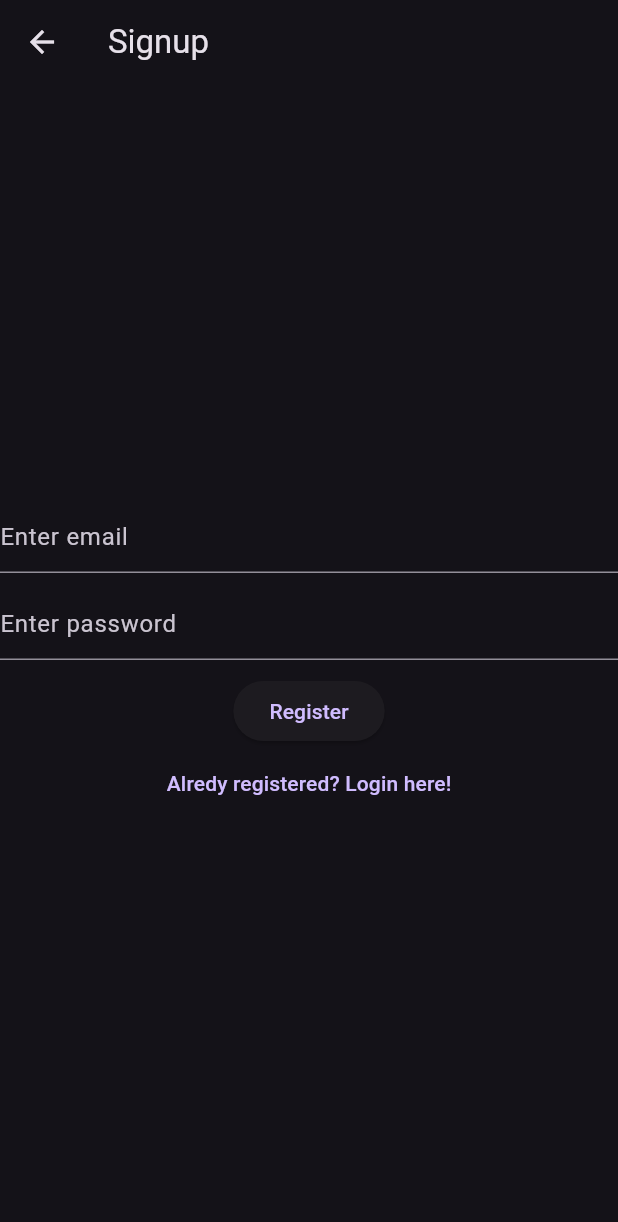
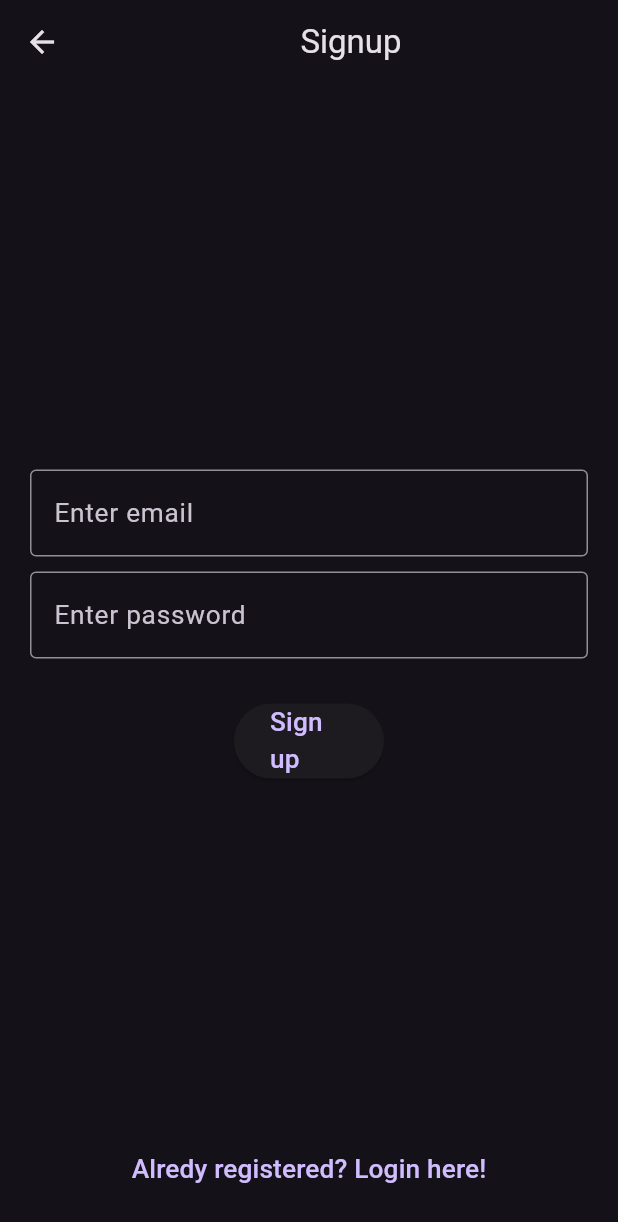
Before and after one commit to mackness33/MultiplayerSnake, a Flutter app: the SignupView screen opened directly, on a phone screen of 412 x 824 dp. Shown: the top 1222 px of the screen. Run offline on Flutter 3.47's test engine with Material 2 defaults, Android fonts, the phone set to English and light mode, and no system bars; our stand-ins replace bloc, equatable, flutter_bloc, flutter_dotenv, socket_io_client, supabase and 1 more; missing offline and left inert: flame, flame_bloc; accounts and stored records are empty; network calls fail.

Commit message:
Fix UI of Login and Signup

```diff
--- a/lib/views/signup_view.dart
+++ b/lib/views/signup_view.dart
@@ -53,8 +53,13 @@ class _SignupViewState extends State<SignupView> {
         }
       },
       child: Scaffold(
-        appBar: AppBar(title: const Text("Signup")),
-        body: Column(
+        appBar: AppBar(title: const Center(child: Text("Signup"))),
+        body: Container(
+          margin: const EdgeInsets.all(20),
+          child: Column(
+            children: [
+              Expanded(
+                child: Column(
                   mainAxisAlignment: MainAxisAlignment.center,
                   crossAxisAlignment: CrossAxisAlignment.center,
                   children: [
@@ -63,32 +68,58 @@ class _SignupViewState extends State<SignupView> {
                       enableSuggestions: false,
                       autocorrect: false,
                       keyboardType: TextInputType.emailAddress,
-                decoration: const InputDecoration(hintText: "Enter email")),
+                      style: const TextStyle(fontSize: 17.5),
+                      decoration: const InputDecoration(
+                        hintText: "Enter email",
+                        border: OutlineInputBorder(),
+                      ),
+                    ),
                     const SizedBox(height: 10),
                     TextField(
                       controller: _password,
                       obscureText: true,
                       enableSuggestions: false,
                       autocorrect: false,
-              decoration: const InputDecoration(hintText: "Enter password"),
+                      style: const TextStyle(fontSize: 17.5),
+                      decoration: const InputDecoration(
+                        hintText: "Enter password",
+                        border: OutlineInputBorder(),
+                      ),
                     ),
                     const SizedBox(height: 10),
-            ElevatedButton(
+                    Container(
+                      height: 50,
+                      width: 100,
+                      margin: const EdgeInsets.only(top: 20),
+                      child: ElevatedButton(
                         onPressed: () {
                           String email = _email.text;
                           String password = _password.text;
 
-                context.read<AuthBloc>().add(AuthEventSignup(email, password));
+                          context
+                              .read<AuthBloc>()
+                              .add(AuthEventSignup(email, password));
                         },
-              child: const Text("Register"),
+                        child: const Text(
+                          "Sign up",
+                          style: TextStyle(fontSize: 17.5),
+                        ),
+                      ),
+                    ),
+                  ],
+                ),
               ),
               TextButton(
                 onPressed: () {
                   context.read<AuthBloc>().add(const AuthEventLogout());
                 },
-              child: const Text('Alredy registered? Login here!'),
+                child: const Text(
+                  'Alredy registered? Login here!',
+                  style: TextStyle(fontSize: 17.5),
+                ),
               ),
             ],
+          ),
         ),
       ),
     );
```
Also changed, not shown: lib/views/login_view.dart (+40 -8 lines). Lines whose indentation alone changed are shown as unchanged.
